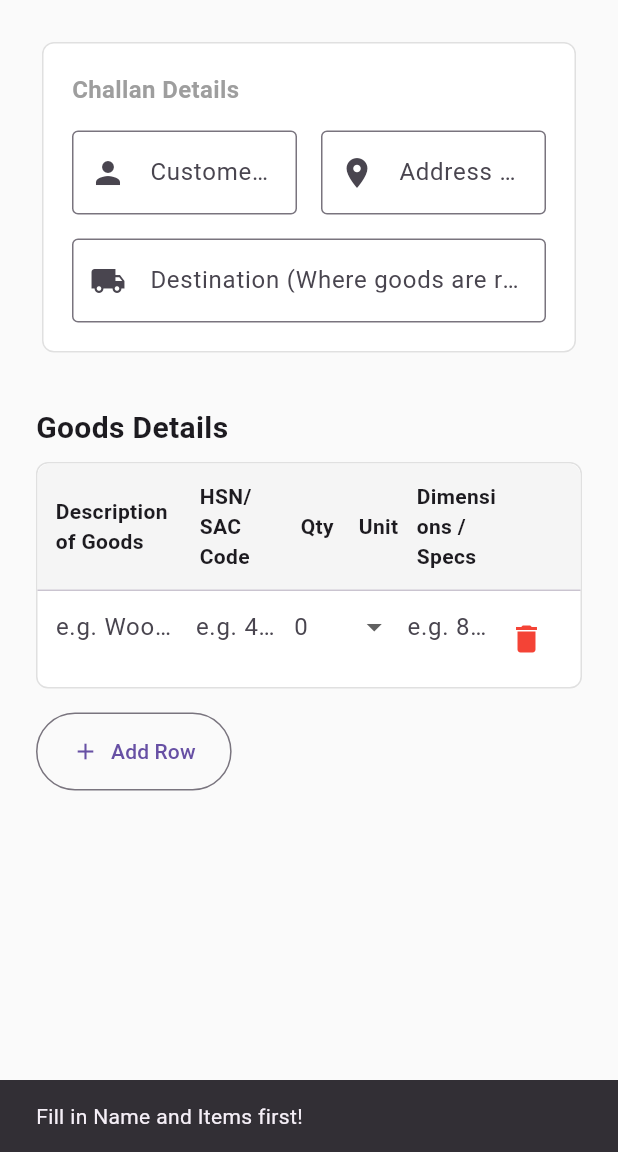
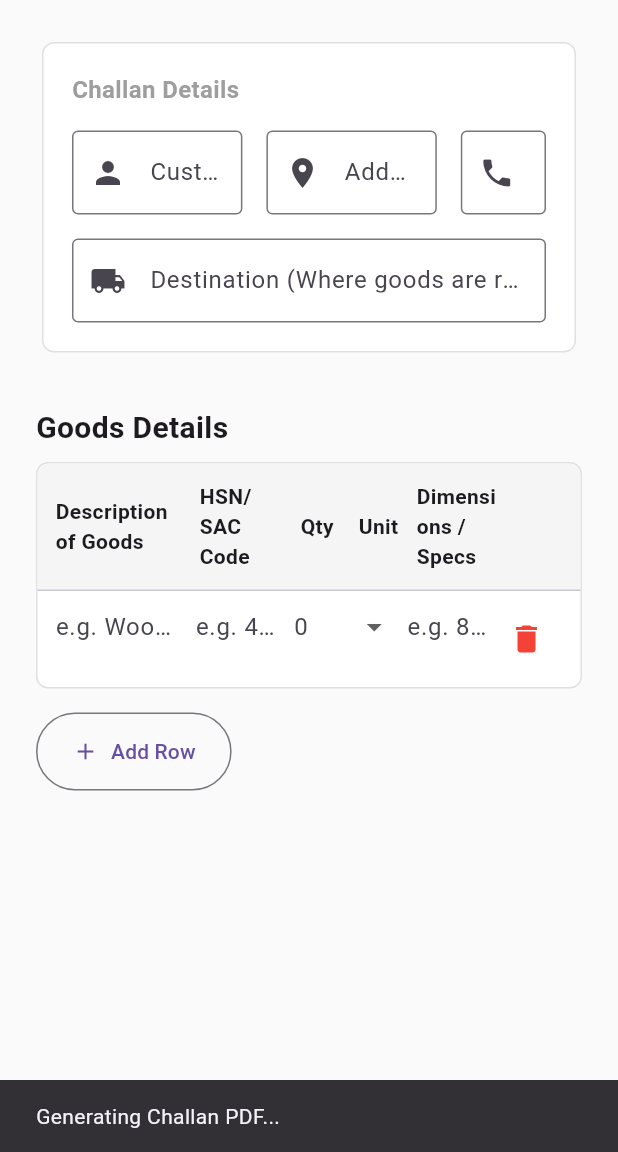
Before and after one commit to samartiwari/samar-trading-quotation-app, a Flutter app: the ChallanCreationScreen screen opened directly, after a tap on "Save & Open", on a phone screen of 412 x 824 dp, the part 84-1236 px from its top. Run offline on Flutter 3.47's test engine with Material 3 defaults, Android fonts, the phone set to English and light mode, and no system bars; our stand-ins replace open_file, pdf, share_plus, shared_preferences; missing offline and left inert: auto_updater; accounts and stored records are empty.

Commit message:
Challan feature update

```diff
--- a/lib/challan_creation_screen.dart
+++ b/lib/challan_creation_screen.dart
@@ -16,6 +16,7 @@ class ChallanCreationScreen extends StatefulWidget {
 class _ChallanCreationScreenState extends State<ChallanCreationScreen> {
   final _nameController = TextEditingController();
   final _addressController = TextEditingController();
+  final _mobileController = TextEditingController();
   final _destinationController = TextEditingController();
 
   String? _challanId;
@@ -37,6 +38,7 @@ class _ChallanCreationScreenState extends State<ChallanCreationScreen> {
     _challanId = challan.id;
     _nameController.text = challan.customerName;
     _addressController.text = challan.customerAddress;
+    _mobileController.text = challan.customerMobile;
     _destinationController.text = challan.destination;
 
     for (final savedItem in challan.items) {
@@ -73,6 +75,7 @@ class _ChallanCreationScreenState extends State<ChallanCreationScreen> {
   void dispose() {
     _nameController.dispose();
     _addressController.dispose();
+    _mobileController.dispose();
     _destinationController.dispose();
     for (final item in _items) {
       item.dispose();
@@ -92,9 +95,9 @@ class _ChallanCreationScreenState extends State<ChallanCreationScreen> {
         actions: [
           FilledButton.icon(
             onPressed: () async {
-              if (_items.isEmpty || _nameController.text.isEmpty) {
+              if (_items.isEmpty) {
                 ScaffoldMessenger.of(context).showSnackBar(
-                  const SnackBar(content: Text("Fill in Name and Items first!")),
+                  const SnackBar(content: Text("Add at least one item first!")),
                 );
                 return;
               }
@@ -107,6 +110,7 @@ class _ChallanCreationScreenState extends State<ChallanCreationScreen> {
                 final filePath = await PdfGenerator.saveChallanToDefaultFolder(
                   name: _nameController.text,
                   address: _addressController.text,
+                  mobile: _mobileController.text,
                   destination: _destinationController.text,
                   items: _items,
                 );
@@ -115,6 +119,7 @@ class _ChallanCreationScreenState extends State<ChallanCreationScreen> {
                   id: _challanId ?? ChallanStorage.generateId(),
                   customerName: _nameController.text,
                   customerAddress: _addressController.text,
+                  customerMobile: _mobileController.text,
                   destination: _destinationController.text,
                   items: _items.map((item) => SavedChallanItem(
                     description: item.description.text,
@@ -208,7 +213,7 @@ class _ChallanCreationScreenState extends State<ChallanCreationScreen> {
                   child: TextField(
                     controller: _nameController,
                     decoration: const InputDecoration(
-                      labelText: "Customer Name",
+                      labelText: "Customer Name (Optional)",
                       border: OutlineInputBorder(),
                       prefixIcon: Icon(Icons.person),
                     ),
@@ -223,6 +228,19 @@ class _ChallanCreationScreenState extends State<ChallanCreationScreen> {
                       labelText: "Address (Optional)",
                       border: OutlineInputBorder(),
                       prefixIcon: Icon(Icons.location_on),
+                    ),
+                  ),
+                ),
+                const SizedBox(width: 16),
+                Expanded(
+                  flex: 1,
+                  child: TextField(
+                    controller: _mobileController,
+                    keyboardType: TextInputType.phone,
+                    decoration: const InputDecoration(
+                      labelText: "Mobile No.",
+                      border: OutlineInputBorder(),
+                      prefixIcon: Icon(Icons.phone),
                     ),
                   ),
                 ),
--- a/lib/quotation_storage.dart
+++ b/lib/quotation_storage.dart
@@ -159,6 +159,7 @@ class SavedChallan {
   final String id;
   final String customerName;
   final String customerAddress;
+  final String customerMobile;
   final String destination;
   final List<SavedChallanItem> items;
   final DateTime createdAt;
@@ -168,6 +169,7 @@ class SavedChallan {
     required this.id,
     required this.customerName,
     required this.customerAddress,
+    required this.customerMobile,
     required this.destination,
     required this.items,
     required this.createdAt,
@@ -178,6 +180,7 @@ class SavedChallan {
         'id': id,
         'customerName': customerName,
         'customerAddress': customerAddress,
+        'customerMobile': customerMobile,
         'destination': destination,
         'items': items.map((e) => e.toJson()).toList(),
         'createdAt': createdAt.toIso8601String(),
@@ -188,6 +191,7 @@ class SavedChallan {
         id: json['id'] as String,
         customerName: json['customerName'] as String,
         customerAddress: json['customerAddress'] as String,
+        customerMobile: (json['customerMobile'] as String?) ?? '',
         destination: json['destination'] as String,
         items: (json['items'] as List)
             .map((e) => SavedChallanItem.fromJson(e as Map<String, dynamic>))
```
Also changed, not shown: lib/pdf_generator.dart (+12 -1 lines).
